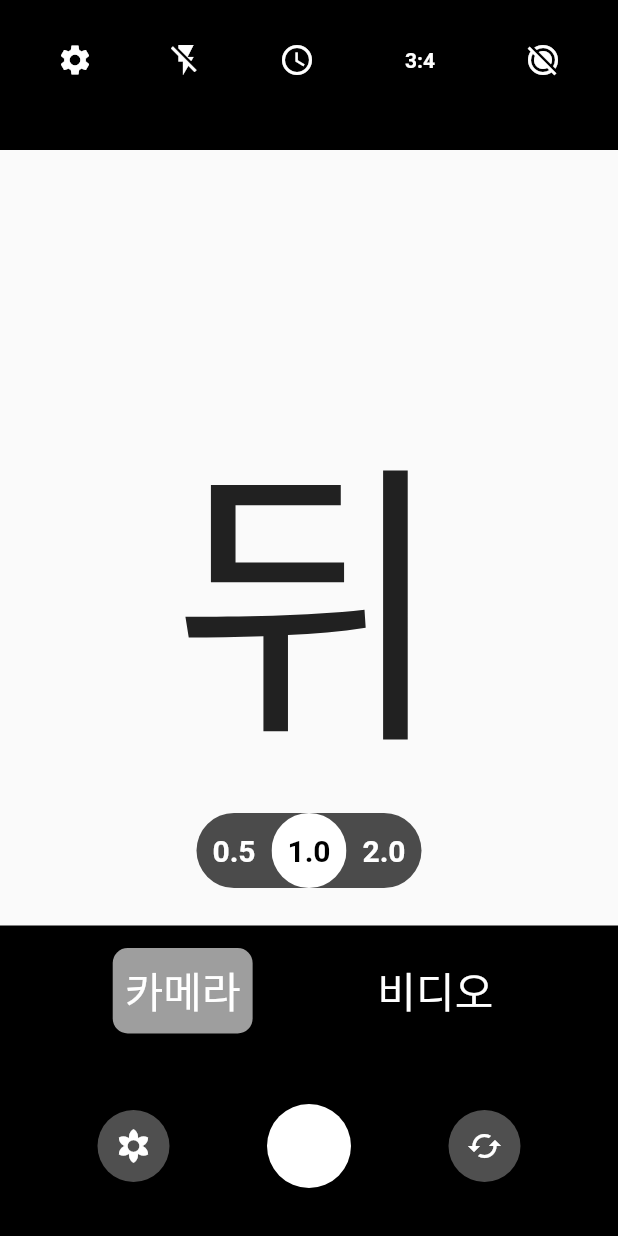
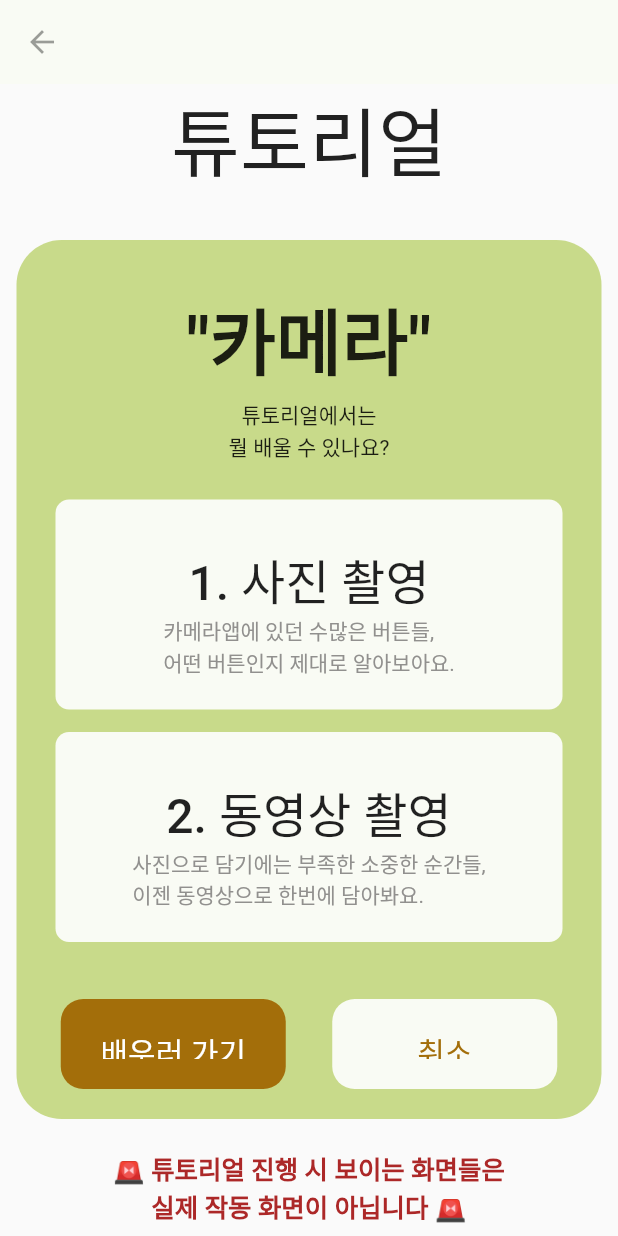
Before and after one commit to JIEEEN/SMART-ME, a Flutter app: the Tutorials screen opened directly, after a tap on "카메라", on a phone screen of 412 x 824 dp. Run offline on Flutter 3.47's test engine with Material 2 defaults, Android fonts, the phone set to English and light mode, and no system bars; our stand-ins replace firebase_core; missing offline and left inert: slide_action; accounts and stored records are empty.

Commit message:
[ADD] tutorial describe

```diff
--- /dev/null
+++ b/lib/camera_tutorial_describe.dart
@@ -0,0 +1,221 @@
+import 'dart:io';
+
+import 'package:flutter/material.dart';
+import 'package:smart_me/camera/android_camera.dart';
+import 'package:smart_me/camera/ios_camera.dart';
+
+class CameraTutorialDescribe extends StatelessWidget {
+  const CameraTutorialDescribe({super.key});
+
+  @override
+  Widget build(BuildContext context) {
+    return MaterialApp(
+      home: Scaffold(
+        appBar: AppBar(
+          leading: const IconButton(
+            icon: Icon(Icons.arrow_back),
+            onPressed: null,
+          ),
+          backgroundColor: const Color(0xffF9FBF4),
+          elevation: 0.0,
+        ),
+        body: Column(
+          children: [
+            Center(
+              child: Column(
+                crossAxisAlignment: CrossAxisAlignment.center,
+                children: const [
+                  Text(
+                    '튜토리얼',
+                    style: TextStyle(
+                      fontSize: 50,
+                    ),
+                    textAlign: TextAlign.center,
+                  ),
+                ],
+              ),
+            ),
+            const SizedBox(
+              height: 30,
+            ),
+            Container(
+              width: 390,
+              height: 586,
+              decoration: BoxDecoration(
+                borderRadius: BorderRadius.circular(30),
+                color: const Color(0xffC8DA8A),
+              ),
+              child: Padding(
+                padding: const EdgeInsets.symmetric(
+                  horizontal: 20,
+                  vertical: 30,
+                ),
+                child: Column(
+                  crossAxisAlignment: CrossAxisAlignment.center,
+                  children: [
+                    const Text(
+                      '"카메라"',
+                      style:
+                          TextStyle(fontSize: 48, fontWeight: FontWeight.w700),
+                    ),
+                    const SizedBox(
+                      height: 5,
+                    ),
+                    const Text(
+                      '튜토리얼에서는\n뭘 배울 수 있나요?',
+                      textAlign: TextAlign.center,
+                    ),
+                    const SizedBox(
+                      height: 25,
+                    ),
+                    Container(
+                      height: 140,
+                      width: 338,
+                      decoration: BoxDecoration(
+                        borderRadius: BorderRadius.circular(9),
+                        color: const Color(0xffF9FBF4),
+                      ),
+                      child: Padding(
+                        padding: const EdgeInsets.symmetric(
+                          horizontal: 30,
+                          vertical: 30,
+                        ),
+                        child: Column(
+                          crossAxisAlignment: CrossAxisAlignment.center,
+                          children: const [
+                            Text(
+                              '1. 사진 촬영',
+                              style: TextStyle(
+                                fontSize: 32,
+                                fontWeight: FontWeight.w500,
+                              ),
+                            ),
+                            Text(
+                              '카메라앱에 있던 수많은 버튼들,\n어떤 버튼인지 제대로 알아보아요.',
+                              style: TextStyle(
+                                color: Color(0xff91908E),
+                              ),
+                            ),
+                          ],
+                        ),
+                      ),
+                    ),
+                    const SizedBox(
+                      height: 15,
+                    ),
+                    Container(
+                      height: 140,
+                      width: 338,
+                      decoration: BoxDecoration(
+                        borderRadius: BorderRadius.circular(9),
+                        color: const Color(0xffF9FBF4),
+                      ),
+                      child: Padding(
+                        padding: const EdgeInsets.symmetric(
+                          horizontal: 30,
+                          vertical: 30,
+                        ),
+                        child: Column(
+                          children: const [
+                            Text(
+                              '2. 동영상 촬영',
+                              style: TextStyle(
+                                fontSize: 32,
+                                fontWeight: FontWeight.w500,
+                              ),
+                            ),
+                            Text(
+                              '사진으로 담기에는 부족한 소중한 순간들,\n이젠 동영상으로 한번에 담아봐요.',
+                              style: TextStyle(
+                                color: Color(0xff91908E),
+                              ),
+                            ),
+                          ],
+                        ),
+                      ),
+                    ),
+                    const SizedBox(
+                      height: 30,
+                    ),
+                    Row(
+                      mainAxisAlignment: MainAxisAlignment.center,
+                      children: [
+                        TextButton(
+                          onPressed: () {
+                            Navigator.of(context)
+                                .push(MaterialPageRoute(builder: (context) {
+                              if (Platform.isIOS) {
+                                return IosCamera();
+                              } else {
+                                return AndroidCamera();
+                              }
+                            }));
+                          },
+                          child: Container(
+                            height: 60,
+                            width: 150,
+                            decoration: BoxDecoration(
+                              borderRadius: BorderRadius.circular(15),
+                              color: const Color(0xffA36E0A),
+                            ),
+                            child: const Padding(
+                              padding: EdgeInsets.symmetric(
+                                vertical: 20,
+                              ),
+                              child: Text('배우러 가기',
+                                  style: TextStyle(
+                                      fontSize: 20, color: Colors.white),
+                                  textAlign: TextAlign.center),
+                            ),
+                          ),
+                        ),
+                        const SizedBox(
+                          width: 15,
+                        ),
+                        TextButton(
+                          onPressed: () {
+                            Navigator.pop(context);
+                          },
+                          child: Container(
+                            height: 60,
+                            width: 150,
+                            decoration: BoxDecoration(
+                              borderRadius: BorderRadius.circular(15),
+                              color: const Color(0xffF9FBF4),
+                            ),
+                            child: const Padding(
+                              padding: EdgeInsets.symmetric(
+                                vertical: 20,
+                              ),
+                              child: Text(
+                                '취소',
+                                style: TextStyle(
+                                    fontSize: 20, color: Color(0xffA36E0A)),
+                                textAlign: TextAlign.center,
+                              ),
+                            ),
+                          ),
+                        )
+                      ],
+                    ),
+                  ],
+                ),
+              ),
+            ),
+            const SizedBox(
+              height: 20,
+            ),
+            const Text(
+              '🚨 튜토리얼 진행 시 보이는 화면들은\n실제 작동 화면이 아닙니다 🚨',
+              style: TextStyle(
+                  fontSize: 17,
+                  color: Color(0xffAC2828),
+                  fontWeight: FontWeight.w600),
+              textAlign: TextAlign.center,
+            ),
+          ],
+        ),
+      ),
+    );
+  }
+}
--- a/lib/tutorials.dart
+++ b/lib/tutorials.dart
@@ -1,12 +1,8 @@
-import 'dart:io';
+import 'package:flutter/material.dart';
 
-import 'package:flutter/material.dart';
-import 'package:smart_me/call/android_get_call_screen.dart';
-import 'package:smart_me/call/ios_get_call_screen.dart';
-import 'package:smart_me/camera/android_camera.dart';
-import 'package:smart_me/camera/ios_camera.dart';
-import 'package:smart_me/message/android/android_message_intro.dart';
-import 'package:smart_me/message/ios/ios_message_intro.dart';
+import 'package:smart_me/call_tutorial_describe.dart';
+import 'package:smart_me/camera_tutorial_describe.dart';
+import 'package:smart_me/message_tutorial_describe.dart';
 
 class Tutorials extends StatelessWidget {
   const Tutorials({super.key});
@@ -32,14 +28,8 @@ class Tutorials extends StatelessWidget {
             ),
             TextButton(
               onPressed: () {
-                Navigator.of(context)
-                    .push(MaterialPageRoute(builder: (context) {
-                  if (Platform.isIOS) {
-                    return const IOSGetCallLockScreen(from: "start");
-                  } else {
-                    return const AndroidGetCallScreen(from: "start");
-                  }
-                }));
+                Navigator.push(context,
+                    MaterialPageRoute(builder: (_) => CallTutorialDescribe()));
               },
               child: Container(
                 decoration: BoxDecoration(
@@ -72,14 +62,10 @@ class Tutorials extends StatelessWidget {
             ),
             TextButton(
               onPressed: () {
-                Navigator.of(context)
-                    .push(MaterialPageRoute(builder: (context) {
-                  if (Platform.isIOS) {
-                    return IosCamera();
-                  } else {
-                    return AndroidCamera();
-                  }
-                }));
+                Navigator.push(
+                    context,
+                    MaterialPageRoute(
+                        builder: (_) => CameraTutorialDescribe()));
               },
               child: Container(
                 decoration: BoxDecoration(
@@ -112,14 +98,10 @@ class Tutorials extends StatelessWidget {
             ),
             TextButton(
               onPressed: () {
-                Navigator.of(context)
-                    .push(MaterialPageRoute(builder: (context) {
-                  if (Platform.isIOS) {
-                    return IOSMessageIntroScreen();
-                  } else {
-                    return AndroidMessageIntroScreen();
-                  }
-                }));
+                Navigator.push(
+                    context,
+                    MaterialPageRoute(
+                        builder: (_) => MessageTutorialDescribe()));
               },
               child: Container(
                 margin: EdgeInsets.fromLTRB(0, 0, 0, 20),
```
Also changed, not shown: lib/call_tutorial_describe.dart (added, +223 -0 lines), lib/message_tutorial_describe.dart (added, +221 -0 lines), 1 other file.
